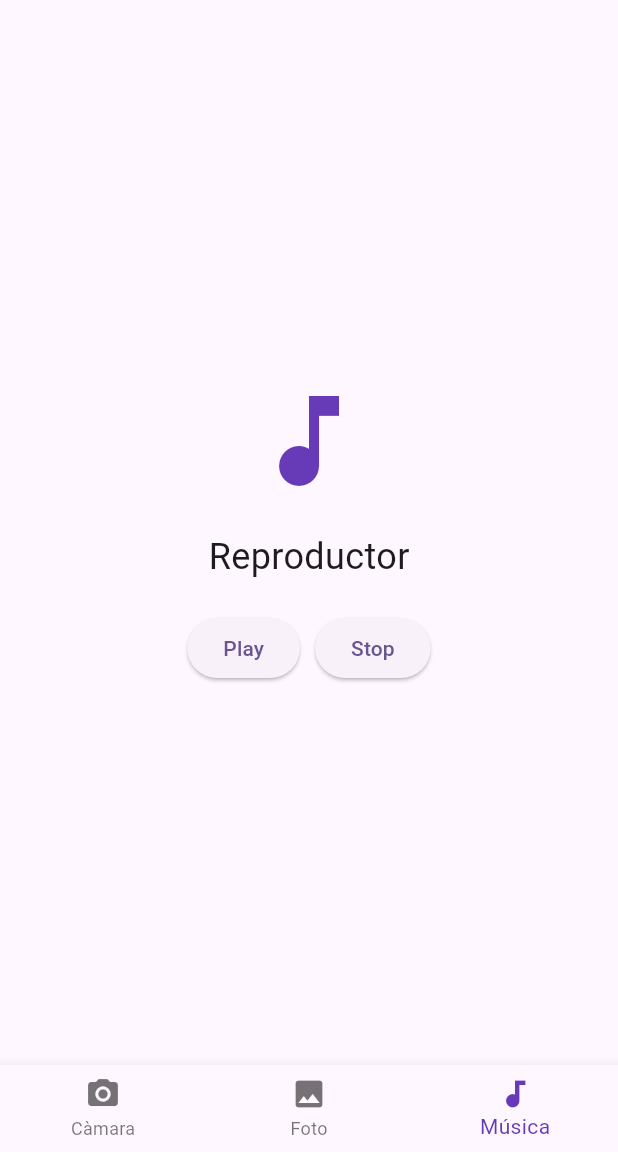
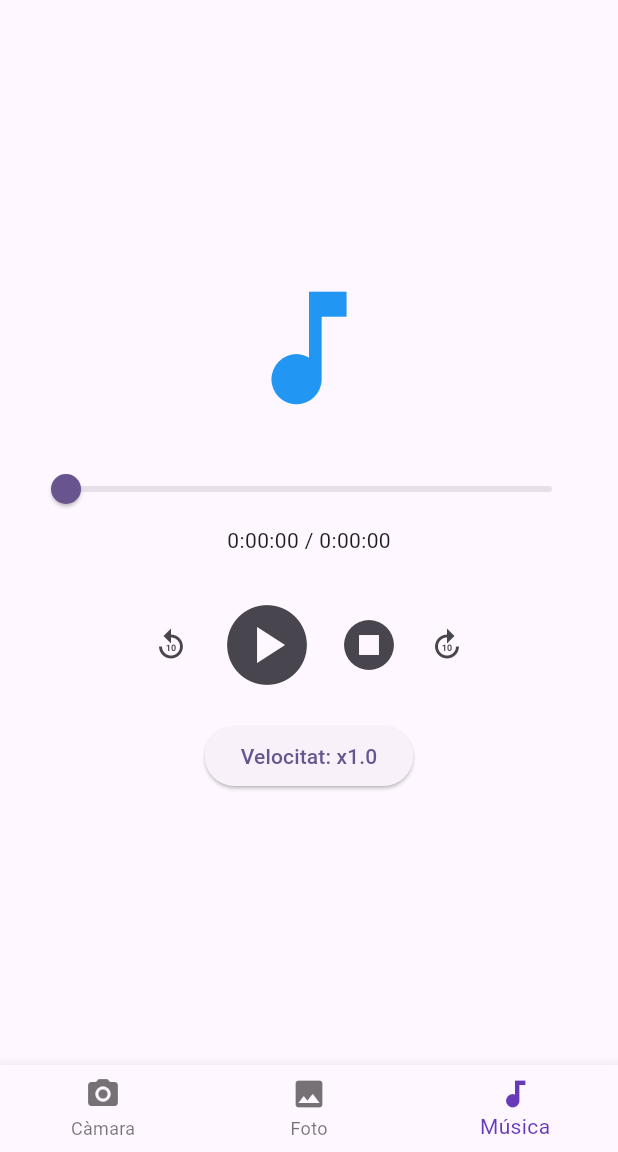
Before and after one commit to Bemen3M07/fluttercameragroups-nose, a Flutter app: the screen it shows after launch, item 3 of the bottom bar chosen, on a phone screen of 412 x 824 dp, the part 84-1236 px from its top. Run offline on Flutter 3.47's test engine with Material 3 defaults, Android fonts, the phone set to English and light mode, and no system bars; our stand-ins replace audioplayers, camera; missing offline and left inert: gal.

Commit message:
Pràctica P5.c (RA3) Multimèdia, Pedro Ortiz i Nicolás Ríos

```diff
--- a/lib/screens/audio_screen.dart
+++ b/lib/screens/audio_screen.dart
@@ -9,33 +9,138 @@ class AudioScreen extends StatefulWidget {
 }
 
 class _AudioScreenState extends State<AudioScreen> {
-  final AudioPlayer _player = AudioPlayer();
+  late AudioPlayer _audioPlayer;
+  bool _isPlaying = false;
+  Duration _duration = Duration.zero;
+  Duration _position = Duration.zero;
+  double _playbackSpeed = 1.0;
+
+  @override
+  void initState() {
+    super.initState();
+    _audioPlayer = AudioPlayer();
+
+    // Escoltar canvis en la durada de l'àudio
+    _audioPlayer.onDurationChanged.listen((d) {
+      setState(() => _duration = d);
+    });
+
+    // Escoltar el progrés de la reproducció
+    _audioPlayer.onPositionChanged.listen((p) {
+      setState(() => _position = p);
+    });
+
+    // Quan l'àudio s'acaba
+    _audioPlayer.onPlayerComplete.listen((event) {
+      setState(() {
+        _isPlaying = false;
+        _position = Duration.zero;
+      });
+    });
+  }
 
   @override
   void dispose() {
-    _player.dispose();
+    _audioPlayer.dispose();
     super.dispose();
+  }
+
+  // Funció per reproduir/pausar
+  void _playPause() async {
+    if (_isPlaying) {
+      await _audioPlayer.pause();
+    } else {
+      // Reproduïm des dels assets
+      await _audioPlayer.play(AssetSource('himnoperu.mp3'));
+    }
+    setState(() => _isPlaying = !_isPlaying);
+  }
+
+  // Funció per aturar
+  void _stop() async {
+    await _audioPlayer.stop();
+    setState(() {
+      _isPlaying = false;
+      _position = Duration.zero;
+    });
+  }
+
+  // Funció per canviar la velocitat
+  void _toggleSpeed() {
+    setState(() {
+      _playbackSpeed = (_playbackSpeed == 1.0) ? 2.0 : 1.0;
+    });
+    _audioPlayer.setPlaybackRate(_playbackSpeed);
   }
 
   @override
   Widget build(BuildContext context) {
     return Center(
+      child: Padding(
+        padding: const EdgeInsets.all(20.0),
         child: Column(
           mainAxisAlignment: MainAxisAlignment.center,
           children: [
-          const Icon(Icons.music_note, size: 80, color: Colors.deepPurple),
+            const Icon(Icons.music_note, size: 100, color: Colors.blue),
             const SizedBox(height: 20),
-          const Text('Reproductor', style: TextStyle(fontSize: 24)),
+
+            // Slider per posicionar-se a qualsevol lloc de l'àudio
+            Slider(
+              min: 0,
+              max: _duration.inMilliseconds.toDouble(),
+              value: _position.inMilliseconds.toDouble(),
+              onChanged: (value) async {
+                final position = Duration(milliseconds: value.toInt());
+                await _audioPlayer.seek(position);
+              },
+            ),
+
+            // Text amb el temps actual / total
+            Text(
+                "${_position.toString().split('.').first} / ${_duration.toString().split('.').first}"),
+
             const SizedBox(height: 20),
+
             Row(
               mainAxisAlignment: MainAxisAlignment.center,
               children: [
-              ElevatedButton(onPressed: () {}, child: const Text('Play')),
-              const SizedBox(width: 10),
-              ElevatedButton(onPressed: () {}, child: const Text('Stop')),
+                // Botó enrere (10 segons)
+                IconButton(
+                  icon: const Icon(Icons.replay_10),
+                  onPressed: () => _audioPlayer
+                      .seek(_position - const Duration(seconds: 10)),
+                ),
+                // Botó Play/Pause
+                IconButton(
+                  iconSize: 64,
+                  icon:
+                      Icon(_isPlaying ? Icons.pause_circle : Icons.play_circle),
+                  onPressed: _playPause,
+                ),
+                // Botó Stop
+                IconButton(
+                  iconSize: 40,
+                  icon: const Icon(Icons.stop_circle),
+                  onPressed: _stop,
+                ),
+                // Botó endavant (10 segons)
+                IconButton(
+                  icon: const Icon(Icons.forward_10),
+                  onPressed: () => _audioPlayer
+                      .seek(_position + const Duration(seconds: 10)),
+                ),
               ],
-          )
+            ),
+
+            const SizedBox(height: 10),
+
+            // Control de velocitat
+            ElevatedButton(
+              onPressed: _toggleSpeed,
+              child: Text("Velocitat: x$_playbackSpeed"),
+            ),
           ],
+        ),
       ),
     );
   }
--- a/pubspec.yaml
+++ b/pubspec.yaml
@@ -12,6 +12,7 @@ dependencies:
   # Afegeix aquestes tres:
   camera: ^0.10.5 # Per gestionar la càmera
   path_provider: ^2.1.1 # Per trobar rutes de fitxers
+  gal: ^2.1.0
   audioplayers: ^5.1.0 # Per reproduir àudio
 
 dev_dependencies:
@@ -21,3 +22,5 @@ dev_dependencies:
 
 flutter:
   uses-material-design: true
+  assets:
+    - assets/himnoperu.mp3
```
Also changed, not shown: lib/screens/camera_screen.dart (+12 -7 lines), pubspec.lock, 5 other files. Lines whose indentation alone changed are shown as unchanged.
